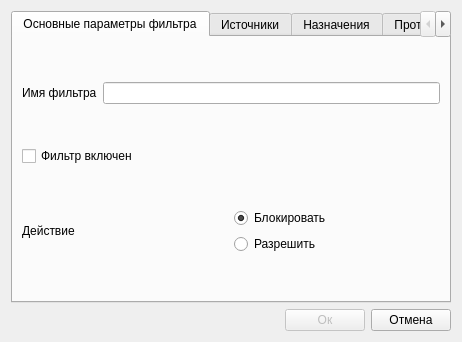
Old version of the form GUI/dialog_window_filter.ui in the repository Begzi/Dis.
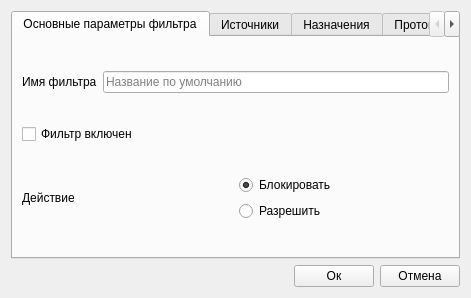
New version of the form.

The edit to the form file:
```diff
--- a/GUI/dialog_window_filter.ui
+++ b/GUI/dialog_window_filter.ui
@@ -6,8 +6,8 @@
    <rect>
     <x>0</x>
     <y>0</y>
-    <width>462</width>
-    <height>342</height>
+    <width>471</width>
+    <height>298</height>
    </rect>
   </property>
   <property name="windowTitle">
@@ -34,7 +34,11 @@
           </widget>
          </item>
          <item>
-          <widget class="QLineEdit" name="lineEdit"/>
+          <widget class="QLineEdit" name="lineEdit">
+           <property name="placeholderText">
+            <string>Название по умолчанию</string>
+           </property>
+          </widget>
          </item>
         </layout>
        </item>
@@ -265,7 +269,7 @@
      <item>
       <widget class="QPushButton" name="pushAdd">
        <property name="enabled">
-        <bool>false</bool>
+        <bool>true</bool>
        </property>
        <property name="text">
         <string>Ок</string>
```
